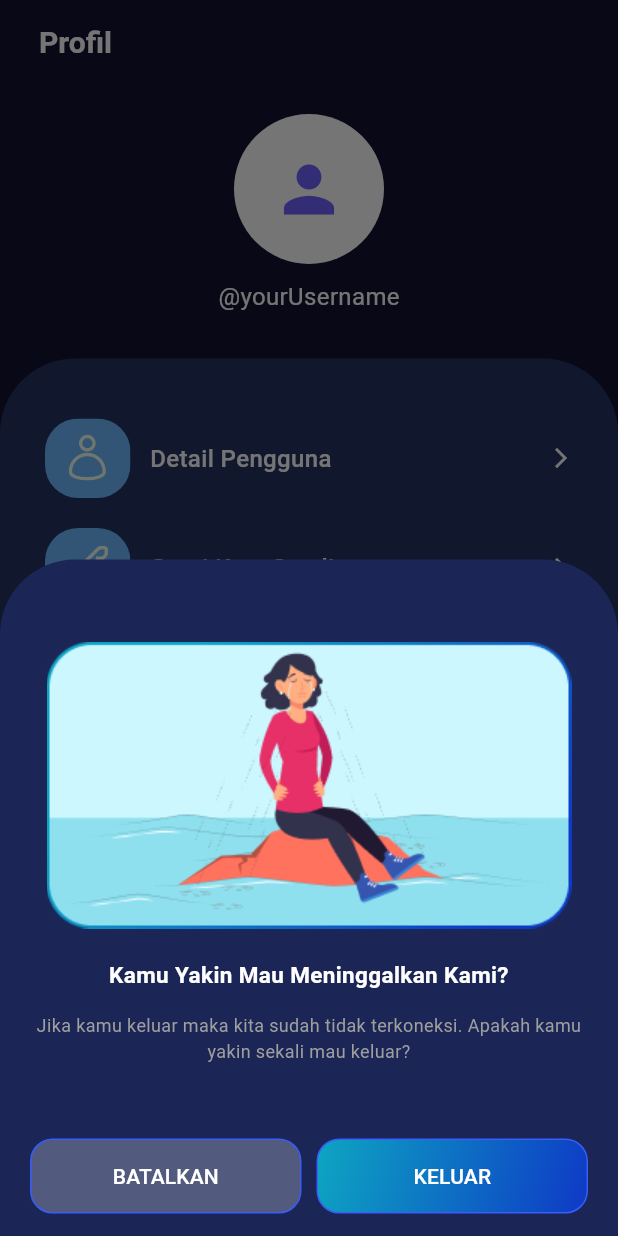
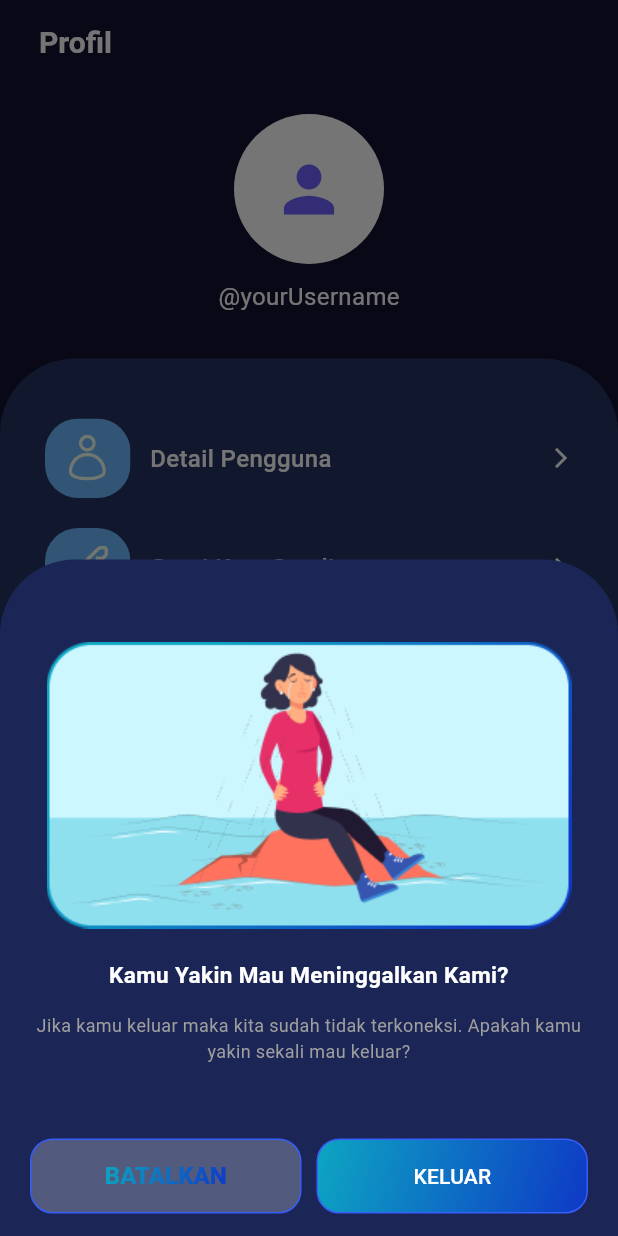
Before and after one commit to naninuraini/Capstone_MAD_LearningX, a Flutter app: the ProfilView screen opened by its route, after a tap on "Keluar", on a phone screen of 412 x 824 dp. Run offline on Flutter 3.47's test engine with Material 3 defaults, Android fonts, the phone set to English and light mode, and no system bars; our stand-ins replace cloud_firestore, equatable, firebase_auth, firebase_core, flutter_svg, get; accounts and stored records are empty.

Commit message:
menambahkan style untuk teks secondary button

```diff
--- a/cipta_cuan/lib/widget/button.dart
+++ b/cipta_cuan/lib/widget/button.dart
@@ -64,25 +64,41 @@ class SecondaryButton extends StatelessWidget {
     return Container(
       height: height,
       decoration: BoxDecoration(
-          color: Colors.white24,
+        color: Colors.white24,
         borderRadius: BorderRadius.circular(15.0),
         border: Border.all(
-          color:
-           Color(0xFF375DFB),
+          color: Color(0xFF375DFB),
           width: 1.0,
         ),
       ),
       child: ElevatedButton(
         style: ElevatedButton.styleFrom(
-          foregroundColor: Colors.white,
+          // foregroundColor: Colors.white,
           backgroundColor: Colors.transparent,
           shadowColor: Colors.transparent,
           shape: RoundedRectangleBorder(
             borderRadius: BorderRadius.circular(15.0),
           ),
         ),
-        child: Text(title),
         onPressed: onPressed,
+        child: ShaderMask(
+          shaderCallback: (bounds) => LinearGradient(
+            colors: [
+              Color(0xFF0DA6C2),
+              Color(0xFF0E39C6),
+            ],
+            begin: Alignment.topLeft,
+            end: Alignment.bottomRight,
+          ).createShader(bounds),
+          child: Text(
+            title,
+            style: const TextStyle(
+              fontSize: 16,
+              fontWeight: FontWeight.bold,
+              color: Colors.white,
+            ),
+          ),
+        ),
       ),
     );
   }
```
